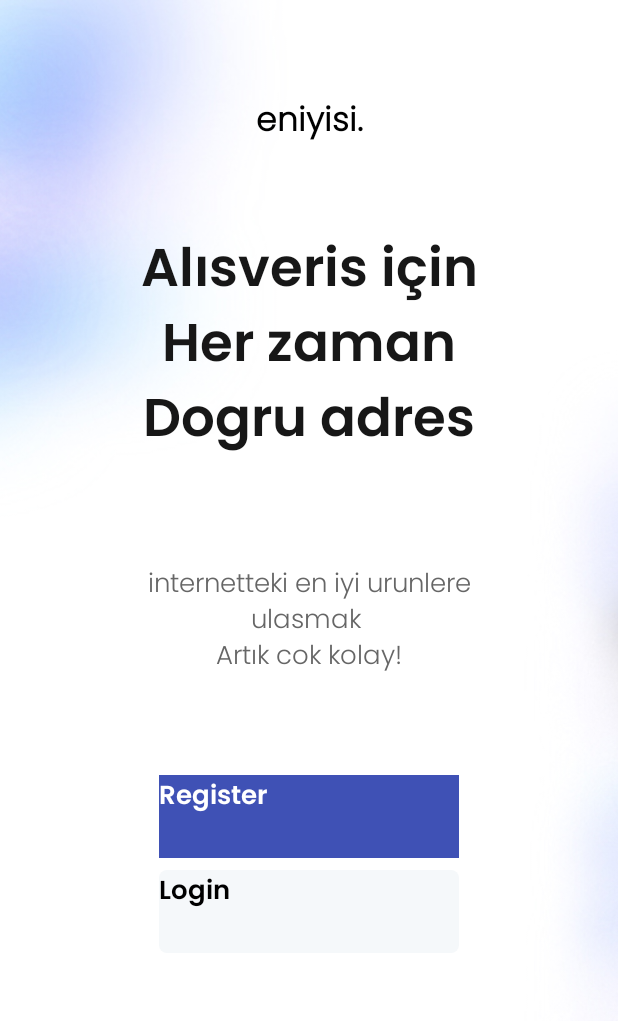
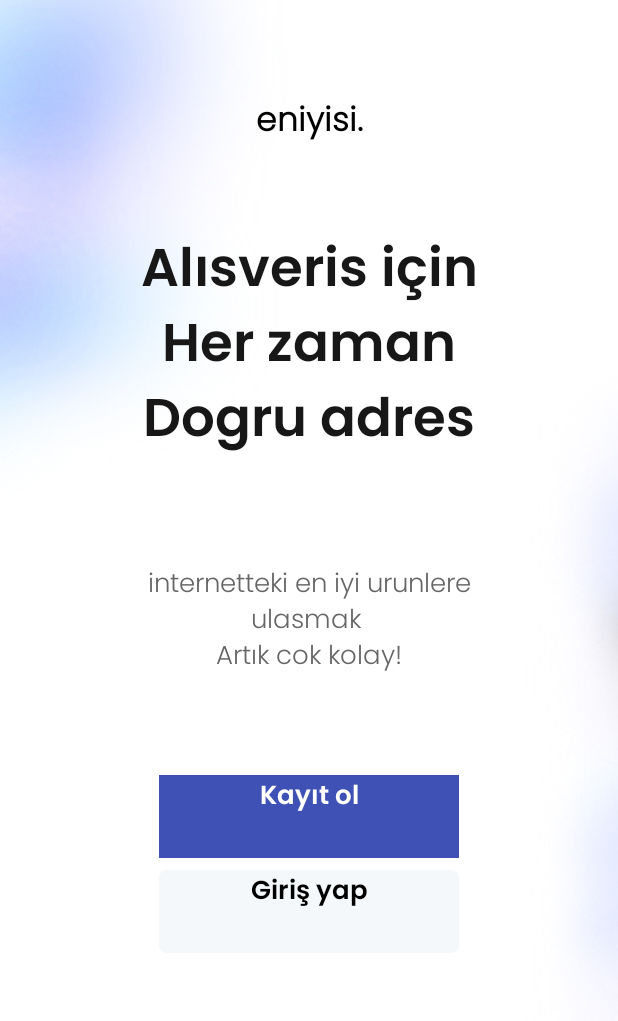
Before and after one commit to vedataydinn/E-ticaretUygulamasi, an Android app: the fragment AccountOptionsFragment shown on its own in the app's theme, on a phone screen of 412 x 824 dp. Shown: the top 1021 px of the screen. Run offline under Robolectric (Android 15) with nearby library versions, the phone set to English and light mode, and no system bars.

```diff
--- a/app/src/main/res/layout/fragment_account_options.xml
+++ b/app/src/main/res/layout/fragment_account_options.xml
@@ -63,7 +63,8 @@
             android:layout_height="@dimen/mediumButtonHeight"
             android:layout_marginTop="64dp"
             android:background="#3F51B5"
-            android:text="Register"
+            android:text="Kayıt ol"
+            android:textAlignment="center"
             app:layout_constraintStart_toStartOf="parent"
             app:layout_constraintEnd_toEndOf="parent"
             app:layout_constraintTop_toBottomOf="@id/tvQuality" />
@@ -74,7 +75,8 @@
             android:layout_width="@dimen/mediumButtonWidth"
             android:layout_height="@dimen/mediumButtonHeight"
             android:layout_marginTop="8dp"
-            android:text="Login"
+            android:text="Giriş yap"
+            android:textAlignment="center"
             app:layout_constraintStart_toStartOf="parent"
             app:layout_constraintEnd_toEndOf="parent"
             app:layout_constraintTop_toBottomOf="@id/buttonRegisterAccountOptions" />
--- a/app/src/main/res/layout/fragment_login.xml
+++ b/app/src/main/res/layout/fragment_login.xml
@@ -37,7 +37,7 @@
             android:layout_marginTop="15dp"
             app:layout_constraintTop_toBottomOf="@id/tvAppName"
             app:layout_constraintStart_toStartOf="@id/guidelineLoginLeft"
-            android:text="let's login"
+            android:text="Giriş Yap"
             android:textAlignment="center"
             android:gravity="center"
             android:textSize="35sp" />
@@ -51,7 +51,7 @@
             app:layout_constraintTop_toBottomOf="@id/tvLetsLogin"
             android:textAlignment="center"
             android:gravity="center"
-            android:text="Don't have an account? Kayıt Ol" />
+            android:text="Bir Hesabın var mı ? Kayıt Ol" />
 
 
         <EditText
@@ -73,7 +73,7 @@
             android:layout_width="0dp"
             android:layout_height="@dimen/edittextHeight"
             android:layout_marginTop="15dp"
-            android:hint="Password"
+            android:hint="Şifre"
             android:inputType="textPassword"
             app:layout_constraintEnd_toEndOf="parent"
             app:layout_constraintStart_toStartOf="@id/guidelineLoginLeft"
```
Also changed, not shown: app/src/main/java/com/vedat/e_commerce/util/RegisterValidation.kt (added, +11 -0 lines).
